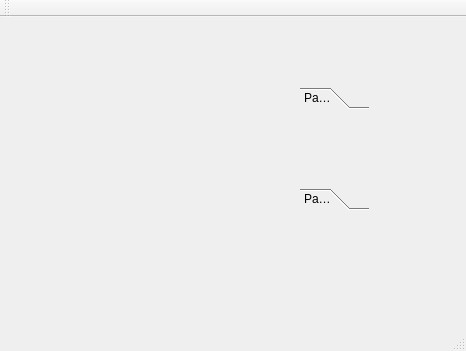
Above: OOP_Painter/OOP_Painter/oop_painter.ui from Lolik21/DevSoft before the change. Below: the same form after it.
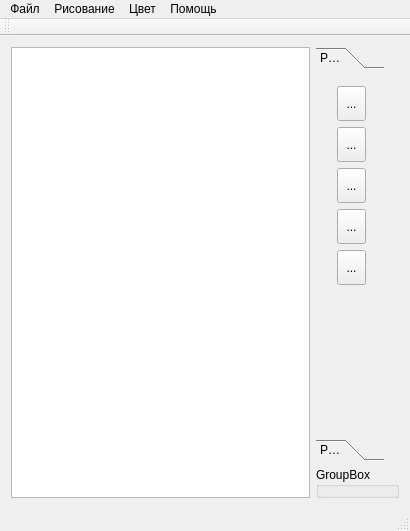
That is the form after the change.

What changed in the file:
```diff
--- a/OOP_Painter/OOP_Painter/oop_painter.ui
+++ b/OOP_Painter/OOP_Painter/oop_painter.ui
@@ -6,22 +6,29 @@
    <rect>
     <x>0</x>
     <y>0</y>
-    <width>466</width>
-    <height>351</height>
+    <width>410</width>
+    <height>531</height>
    </rect>
   </property>
   <property name="windowTitle">
    <string>OOP_painter</string>
   </property>
   <widget class="QWidget" name="centralWidget">
+   <layout class="QHBoxLayout" name="horizontalLayout">
+    <item>
+     <layout class="QGridLayout" name="gridLayout">
+      <item row="0" column="0">
+       <widget class="QGraphicsView" name="graphicsView"/>
+      </item>
+      <item row="0" column="1">
+       <layout class="QVBoxLayout" name="verticalLayout">
+        <item>
    <widget class="QToolBox" name="toolBox">
-    <property name="geometry">
-     <rect>
-      <x>300</x>
-      <y>70</y>
-      <width>69</width>
-      <height>123</height>
-     </rect>
+          <property name="sizePolicy">
+           <sizepolicy hsizetype="Fixed" vsizetype="Preferred">
+            <horstretch>0</horstretch>
+            <verstretch>0</verstretch>
+           </sizepolicy>
     </property>
     <property name="currentIndex">
      <number>0</number>
@@ -32,12 +39,99 @@
        <x>0</x>
        <y>0</y>
        <width>69</width>
-       <height>69</height>
+             <height>383</height>
       </rect>
      </property>
      <attribute name="label">
       <string>Page 1</string>
      </attribute>
+           <widget class="QWidget" name="">
+            <property name="geometry">
+             <rect>
+              <x>10</x>
+              <y>0</y>
+              <width>51</width>
+              <height>221</height>
+             </rect>
+            </property>
+            <layout class="QGridLayout" name="gridLayout_3">
+             <item row="0" column="0">
+              <layout class="QGridLayout" name="gridLayout_2">
+               <item row="0" column="0">
+                <widget class="QToolButton" name="toolButton_2">
+                 <property name="sizePolicy">
+                  <sizepolicy hsizetype="Preferred" vsizetype="Preferred">
+                   <horstretch>0</horstretch>
+                   <verstretch>0</verstretch>
+                  </sizepolicy>
+                 </property>
+                 <property name="text">
+                  <string>...</string>
+                 </property>
+                </widget>
+               </item>
+               <item row="1" column="0">
+                <widget class="QToolButton" name="toolButton_4">
+                 <property name="sizePolicy">
+                  <sizepolicy hsizetype="Preferred" vsizetype="Preferred">
+                   <horstretch>0</horstretch>
+                   <verstretch>0</verstretch>
+                  </sizepolicy>
+                 </property>
+                 <property name="text">
+                  <string>...</string>
+                 </property>
+                </widget>
+               </item>
+               <item row="2" column="0">
+                <widget class="QToolButton" name="toolButton_5">
+                 <property name="sizePolicy">
+                  <sizepolicy hsizetype="Preferred" vsizetype="Preferred">
+                   <horstretch>0</horstretch>
+                   <verstretch>0</verstretch>
+                  </sizepolicy>
+                 </property>
+                 <property name="text">
+                  <string>...</string>
+                 </property>
+                </widget>
+               </item>
+               <item row="3" column="0">
+                <widget class="QToolButton" name="toolButton_3">
+                 <property name="sizePolicy">
+                  <sizepolicy hsizetype="Preferred" vsizetype="Preferred">
+                   <horstretch>0</horstretch>
+                   <verstretch>0</verstretch>
+                  </sizepolicy>
+                 </property>
+                 <property name="text">
+                  <string>...</string>
+                 </property>
+                </widget>
+               </item>
+               <item row="4" column="0">
+                <widget class="QToolButton" name="toolButton">
+                 <property name="sizePolicy">
+                  <sizepolicy hsizetype="Preferred" vsizetype="Preferred">
+                   <horstretch>0</horstretch>
+                   <verstretch>0</verstretch>
+                  </sizepolicy>
+                 </property>
+                 <property name="baseSize">
+                  <size>
+                   <width>0</width>
+                   <height>0</height>
+                  </size>
+                 </property>
+                 <property name="text">
+                  <string>...</string>
+                 </property>
+                </widget>
+               </item>
+              </layout>
+             </item>
+            </layout>
+           </widget>
     </widget>
     <widget class="QWidget" name="page_2">
      <property name="geometry">
@@ -53,16 +147,53 @@
      </attribute>
     </widget>
    </widget>
+        </item>
+        <item>
+         <widget class="QGroupBox" name="groupBox">
+          <property name="title">
+           <string>GroupBox</string>
+          </property>
+         </widget>
+        </item>
+       </layout>
+      </item>
+     </layout>
+    </item>
+   </layout>
   </widget>
   <widget class="QMenuBar" name="menuBar">
    <property name="geometry">
     <rect>
      <x>0</x>
      <y>0</y>
-     <width>466</width>
+     <width>410</width>
      <height>21</height>
     </rect>
    </property>
+   <widget class="QMenu" name="menu">
+    <property name="title">
+     <string>Файл</string>
+    </property>
+   </widget>
+   <widget class="QMenu" name="menu_2">
+    <property name="title">
+     <string>Рисование</string>
+    </property>
+   </widget>
+   <widget class="QMenu" name="menu_3">
+    <property name="title">
+     <string>Цвет</string>
+    </property>
+   </widget>
+   <widget class="QMenu" name="menu_4">
+    <property name="title">
+     <string>Помощь</string>
+    </property>
+   </widget>
+   <addaction name="menu"/>
+   <addaction name="menu_2"/>
+   <addaction name="menu_3"/>
+   <addaction name="menu_4"/>
   </widget>
   <widget class="QToolBar" name="mainToolBar">
    <attribute name="toolBarArea">
```
Left out of the diff: 2 changed lines with no effect on the pictures. Lines whose indentation alone changed are shown as unchanged.
